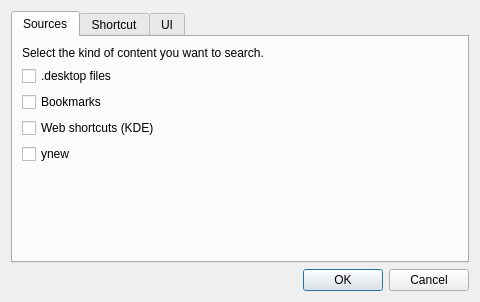
Old version of the form settings.ui in the repository ltworf/trabucco.
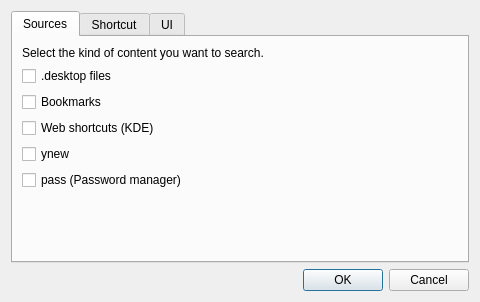
New version of the form.

Commit message: Setting to enable or disable pass

```diff
--- a/settings.ui
+++ b/settings.ui
@@ -59,6 +59,13 @@
          </property>
         </widget>
        </item>
+       <item>
+        <widget class="QCheckBox" name="chkPass">
+         <property name="text">
+          <string>pass (Password manager)</string>
+         </property>
+        </widget>
+       </item>
        <item>
         <spacer name="verticalSpacer">
          <property name="orientation">
```
The commit also changes 1 other file.
